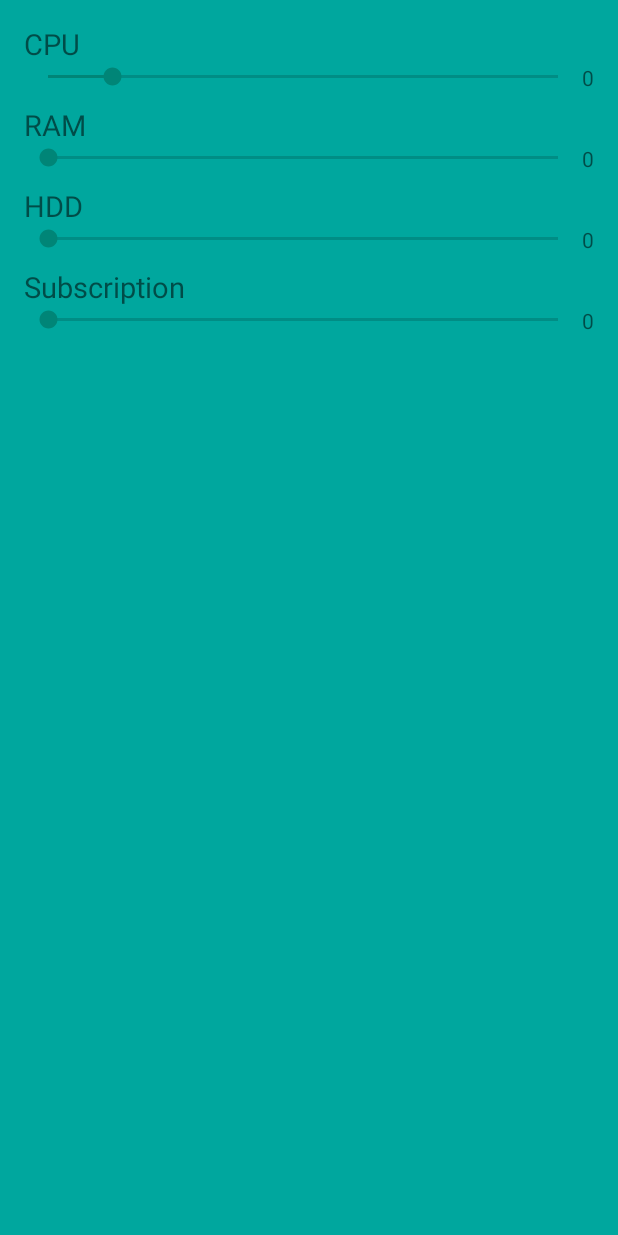
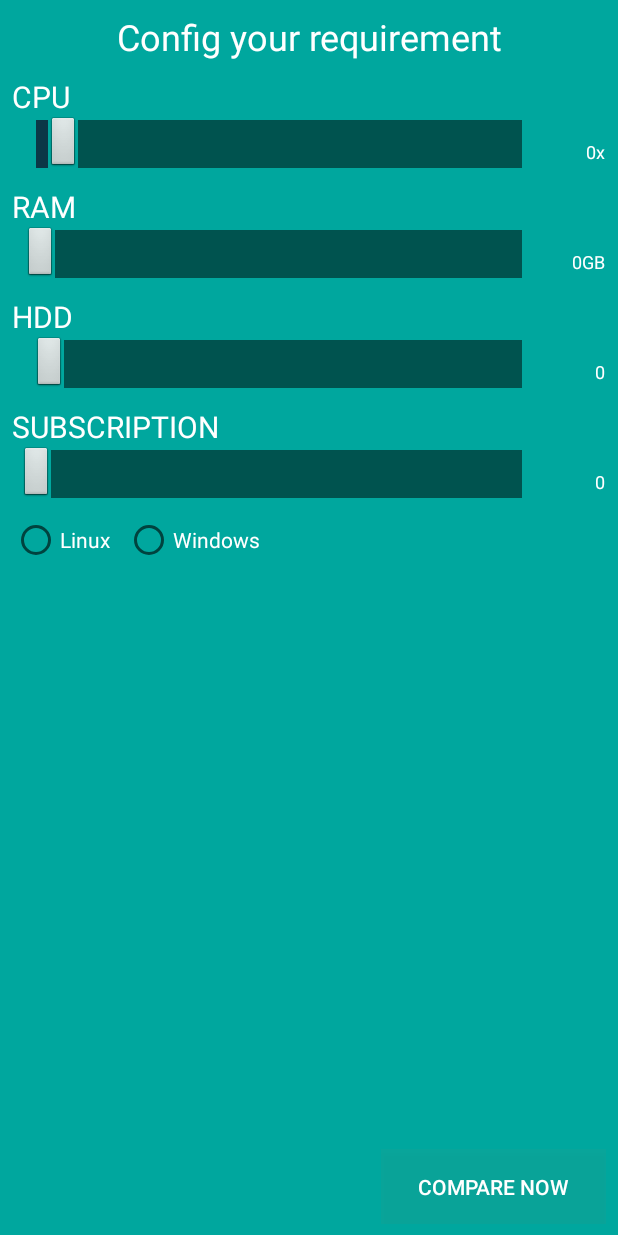
Before and after one commit to rahulz/Cloud-TCO, an Android app: the PublicCloudActivty screen opened directly, with no data from a screen before it, on a phone screen of 412 x 824 dp. Run offline under Robolectric (Android 15) with nearby library versions, the phone set to English and light mode, and no system bars.

Commit message:
ui modified

```diff
--- a/app/src/main/java/com/cloudbia/cloudcompare/activity/PublicCloudActivty.java
+++ b/app/src/main/java/com/cloudbia/cloudcompare/activity/PublicCloudActivty.java
@@ -10,6 +10,7 @@ import android.database.Cursor;
 import android.database.sqlite.SQLiteDatabase;
 import android.os.Bundle;
 import android.util.Log;
+import android.view.View;
 import android.widget.SeekBar;
 import android.widget.TextView;
 
@@ -18,61 +19,77 @@ import java.util.ArrayList;
 
 public class PublicCloudActivty extends FragmentActivity {
 
-    SQLiteDatabase db;
+    private SQLiteDatabase db;
+    private SeekBar seekBarCPU;
+    Integer[] hardsiskValues =new Integer[]{
+            1,10,20,30,40,50,60,70,80,90,100, 150, 200, 250, 300, 350, 400, 450, 500, 550, 600, 650, 700, 750, 800, 850, 900, 950,1024, 2048, 3072, 4096, 5120, 6144, 7168, 8192, 9216, 10240, 11264, 12288, 13312, 14336, 15360, 16384, 17408, 18432, 19456, 20480, 21504, 22528, 23552, 24576, 25600, 26624, 27648, 28672, 29696, 30720, 31744, 32768, 33792, 34816, 35840, 36864, 37888, 38912, 39936, 40960, 41984, 43008, 44032, 45056, 46080, 47104, 48128, 49152
+};
+
     @Override
     protected void onCreate(Bundle savedInstanceState) {
         super.onCreate(savedInstanceState);
         setContentView(R.layout.activity_publiccloud);
-        TextView tvCPU=(TextView) findViewById(R.id.TextViewValue1);
-        TextView tv2=(TextView) findViewById(R.id.TextViewValue2);
-        TextView tv3=(TextView) findViewById(R.id.TextViewValue3);
-        TextView tv4=(TextView) findViewById(R.id.TextViewValue4);
-        final SeekBar seekBarCPU=(SeekBar)findViewById(R.id.seekBar_CPU);
-        SeekBar seekBar2=(SeekBar)findViewById(R.id.SeekBar2);
-        SeekBar seekBar3=(SeekBar)findViewById(R.id.SeekBar3);
-        SeekBar seekBar4=(SeekBar)findViewById(R.id.SeekBar4);
+        TextView tvCPU=(TextView) findViewById(R.id.seekCPU_Value);
+        TextView tvRAM=(TextView) findViewById(R.id.seekRAM_Value);
+        TextView tvHDD=(TextView) findViewById(R.id.seekHDD_Value);
+        TextView tvSUB=(TextView) findViewById(R.id.seekSUB_Value);
+        seekBarCPU=(SeekBar)findViewById(R.id.seekBar_CPU);
+        SeekBar seekBarRAM=(SeekBar)findViewById(R.id.seekBar_RAM);
+        final SeekBar seekBarHDD=(SeekBar)findViewById(R.id.seekBar_HDD);
+        SeekBar seekBarSUB=(SeekBar)findViewById(R.id.seekBar_SUB);
         seekBarCPU.setTag(tvCPU);
-        seekBarCPU.setProgress(0);
-        seekBarCPU.incrementProgressBy(8);
-        seekBarCPU.setMax(64);
+        seekBarCPU.setProgress(1);
+        seekBarCPU.incrementProgressBy(1);
+        seekBarCPU.setMax(36);
 
-        seekBar2.setTag(tv2);
-        seekBar3.setTag(tv3);
-        seekBar4.setTag(tv4);
+        seekBarRAM.setTag(tvRAM);
+        seekBarRAM.setProgress(1);
+        seekBarRAM.incrementProgressBy(1);
+        seekBarRAM.setMax(256);
 
-        SeekBar.OnSeekBarChangeListener ls=new SeekBar.OnSeekBarChangeListener()
+        seekBarHDD.setTag(tvHDD);
+        seekBarHDD.setProgress(1);
+        seekBarHDD.incrementProgressBy(1);
+        seekBarHDD.setMax(hardsiskValues.length);
+
+        seekBarSUB.setTag(tvSUB);
+
+        SeekBar.OnSeekBarChangeListener cpuListener=new SeekBar.OnSeekBarChangeListener()
         {
-
-            public void onStopTrackingTouch(SeekBar bar)
+            public void onStopTrackingTouch(SeekBar bar){}
+            public void onStartTrackingTouch(SeekBar bar){}
+            public void onProgressChanged(SeekBar bar,int progress, boolean paramBoolean)
             {
-                int value = bar.getProgress(); // the value of the seekBar progress
-            }
-
-            public void onStartTrackingTouch(SeekBar bar)
-            {
-
-            }
-
-            public void onProgressChanged(SeekBar bar,
-                                          int progress, boolean paramBoolean)
-            {
-//                progress = progress / 8;
-//                progress = progress * 8;
-                progress = ((int)Math.round(progress/8))*8;
+//                progress = ((int)Math.round(progress/8))*8;
+                progress = ((int) Math.round(progress));
                 seekBarCPU.setProgress(progress);
-                //textview.setText(progress + "");
                 TextView tv=(TextView)  bar.getTag();
-                tv.setText(String.valueOf(progress));
-//                tv.setText("" + paramInt + "%"); // here in textView the percent will be shown
+                tv.setText(String.valueOf(progress)+"x");
             }
         };
-        //Log.e("TEST","TEST");
-        seekBarCPU.setOnSeekBarChangeListener(ls);
+
+        SeekBar.OnSeekBarChangeListener hddListener=new SeekBar.OnSeekBarChangeListener()
+        {
+            public void onStopTrackingTouch(SeekBar bar){}
+            public void onStartTrackingTouch(SeekBar bar){}
+            public void onProgressChanged(SeekBar bar,int progress, boolean paramBoolean)
+            {
+//                progress = ((int)Math.round(progress/8))*8;
+                progress = ((int) Math.round(progress));
+                seekBarHDD.setProgress(progress);
+                TextView tv=(TextView)  bar.getTag();
+                tv.setText(String.valueOf(hardsiskValues[progress])+"GB");
+            }
+        };
+        seekBarCPU.setOnSeekBarChangeListener(cpuListener);
+        seekBarHDD.setOnSeekBarChangeListener(hddListener);
 
 
-        seekBar2.setOnSeekBarChangeListener(ls);
-        seekBar3.setOnSeekBarChangeListener(ls);
-        seekBar4.setOnSeekBarChangeListener(ls);
+
+
+//        seekBar2.setOnSeekBarChangeListener(ls);
+//        seekBar3.setOnSeekBarChangeListener(ls);
+//        seekBar4.setOnSeekBarChangeListener(ls);
 
         String[] projection=new String[]{
                 Plan.PLAN_NAME,
@@ -82,57 +99,24 @@ public class PublicCloudActivty extends FragmentActivity {
         //SELECT MIN(price) FROM data where provider='"+serviceProvider+"' AND cpu>="+cpu+" AND memory>="+memory+" AND hdd>="+hdd+" AND os='"+os
         //String[] s={cpu,memory,hdd,os};
         String[] s={"1","2","10","linux"};
-
-        Plan p=getPlans("1","2","10","linux", 1).get(0);
-        Log.e("-----------","-------------");
-        Log.e("Provider",p.serviceProvider.toString());
-        Log.e("Plan Name",p.planName.toString());
-        Log.e("CPU",p.cpu.toString());
-        Log.e("Memory",p.memory.toString());
-        Log.e("HDD",p.hdd.toString());
-        Log.e("OS",p.os.toString());
-        Log.e("Duration",p.duration.toString());
-        Log.e("Price",p.price.toString());
-
-        p=getPlans("1","2","10","linux", 1).get(1);
-        Log.e("---------","-------");
-        Log.e("Provider",p.serviceProvider.toString());
-        Log.e("Plan Name",p.planName.toString());
-        Log.e("CPU",p.cpu.toString());
-        Log.e("Memory",p.memory.toString());
-        Log.e("HDD",p.hdd.toString());
-        Log.e("OS",p.os.toString());
-        Log.e("Duration",p.duration.toString());
-        Log.e("Price",p.price.toString());
-
-        p=getPlans("1","2","10","linux", 1).get(2);
-        Log.e("-------------","---------------");
-        Log.e("Provider",p.serviceProvider.toString());
-        Log.e("Plan Name",p.planName.toString());
-        Log.e("CPU",p.cpu.toString());
-        Log.e("Memory",p.memory.toString());
-        Log.e("HDD",p.hdd.toString());
-        Log.e("OS",p.os.toString());
-        Log.e("Duration",p.duration.toString());
-        Log.e("Price",p.price.toString());
-
-        p=getPlans("1","2","10","linux", 1).get(3);
-        Log.e("----------------","--------------");
-        Log.e("Provider",p.serviceProvider.toString());
-        Log.e("Plan Name",p.planName.toString());
-        Log.e("CPU",p.cpu.toString());
-        Log.e("Memory",p.memory.toString());
-        Log.e("HDD",p.hdd.toString());
-        Log.e("OS",p.os.toString());
-        Log.e("Duration",p.duration.toString());
-        Log.e("Price",p.price.toString());
+//
+//        Plan p=getPlans("1","2","10","linux", 1).get(0);
+//        Log.e("-----------","-------------");
+//        Log.e("Provider",p.serviceProvider.toString());
+//        Log.e("Plan Name",p.planName.toString());
+//        Log.e("CPU",p.cpu.toString());
+//        Log.e("Memory",p.memory.toString());
+//        Log.e("HDD",p.hdd.toString());
+//        Log.e("OS",p.os.toString());
+//        Log.e("Duration",p.duration.toString());
+//        Log.e("Price",p.price.toString());
 
     }
 
     public ArrayList<Plan> getPlans(String cpu, String memory,String hdd,String os,int duration) {
         ArrayList<Plan> plans=new ArrayList<Plan>();
         String providers[]={"Google","Amazon EC2","Softlayer","HP","Azure"};
-        Cursor resultSet = null;
+        Cursor resultSet;
         for (String provider : providers) {
             Log.i("Provider", provider);
             if(provider.matches("Google")){
@@ -151,6 +135,7 @@ public class PublicCloudActivty extends FragmentActivity {
                     price=price+(12*duration*hdd2*Plan.PLAN_GOOGLE_HDD_PRICE);
                     Plan p=new Plan(provider, planName, os, cpu2, memory2, hdd2, price, duration);
                     plans.add(p);
+                    resultSet.close();
                 } else
                     Log.e("ERROR","NO DATA");
             } else if(provider.matches("Amazon EC2")){
@@ -165,6 +150,7 @@ public class PublicCloudActivty extends FragmentActivity {
                     double price=resultSet.getDouble(resultSet.getColumnIndex(Plan.PRICE))*24*365*duration;
                     Plan p=new Plan(provider, planName, os, cpu2, memory2, hdd2, price, duration);
                     plans.add(p);
+                    resultSet.close();
                 } else
                     Log.e("ERROR","NO DATA");
                 String[] selectionArgs2={provider,cpu,memory,os,"EBS Only",provider,cpu,memory,os,"EBS Only"};
@@ -178,6 +164,7 @@ public class PublicCloudActivty extends FragmentActivity {
                     price2=price2+(12*duration*hdd22*Plan.PLAN_AMAZON_HDD_PRICE);
                     Plan p=new Plan(provider, planName2, os, cpu22, memory22, hdd22, price2, duration);
                     plans.add(p);
+                    resultSet.close();
                 } else
                     Log.e("ERROR","NO DATA");
             } else if(provider.matches("HP")){
@@ -191,6 +178,7 @@ public class PublicCloudActivty extends FragmentActivity {
                     double price=resultSet.getDouble(resultSet.getColumnIndex(Plan.PRICE))*24*365*duration;
                     Plan p=new Plan(provider, planName, os, cpu2, memory2, hdd2, price, duration);
                     plans.add(p);
+                    resultSet.close();
                 } else
                     Log.e("ERROR","NO DATA");
                 //Netmagic and Azure have same data pattern
@@ -205,9 +193,9 @@ public class PublicCloudActivty extends FragmentActivity {
                     double price=resultSet.getDouble(resultSet.getColumnIndex(Plan.PRICE))*24*365*duration;
                     Plan p=new Plan(provider, planName, os, cpu2, memory2, hdd2, price, duration);
                     plans.add(p);
+                    resultSet.close();
                 } else
                     Log.e("ERROR","NO DATA");
-
             }
 
         }
@@ -223,4 +211,6 @@ public class PublicCloudActivty extends FragmentActivity {
         overridePendingTransition(R.anim.slidetop_anim,R.anim.abc_slide_out_top);
     }
 
+    public void CompareAction(View view) {
+    }
 }
--- /dev/null
+++ b/app/src/main/res/drawable/cloud_progress_bar.xml
@@ -0,0 +1,49 @@
+<?xml version="1.0" encoding="utf-8"?>
+<layer-list xmlns:android="http://schemas.android.com/apk/res/android">
+
+    <item android:id="@android:id/background" >
+
+        <shape>
+            <gradient
+                android:startColor="#80000000"
+                android:centerColor="#80000000"
+                android:centerX="1"
+                android:endColor="#80000000"
+                android:angle="0"
+                />
+        </shape>
+    </item>
+    <item android:id="@android:id/secondaryProgress" >
+        <clip android:clipOrientation="horizontal" android:gravity="left" >
+            <shape>
+                <gradient
+                    android:startColor="@color/cloud_custom_blue"
+                    android:centerColor="@color/cloud_custom_blue"
+                    android:centerX="0.75"
+                    android:endColor="@color/cloud_dark_blue"
+                    android:angle="0"
+                    />
+            </shape>
+        </clip>
+    </item>
+
+    <item android:id="@android:id/progress" >
+        <clip android:clipOrientation="horizontal" android:gravity="left" >
+            <shape>
+                <gradient
+                    android:startColor="@color/cloud_custom_blue"
+                    android:centerColor="@color/cloud_custom_blue"
+                    android:centerX="0.75"
+                    android:endColor="@color/cloud_dark_blue"
+                    android:angle="0"
+                    />
+            </shape>
+        </clip>
+    </item>
+    <!--<?xml version="1.0" encoding="utf-8"?>-->
+    <!--<layer-list xmlns:android="http://schemas.android.com/apk/res/android">-->
+    <!--<item android:id="@android:id/background" android:drawable="@android:drawable/spinner_background"></item>-->
+    <!--<item android:id="@android:id/progress" android:drawable="@drawable/search_progress_clip"></item>-->
+    <!--</layer-list>-->
+
+</layer-list>
--- /dev/null
+++ b/app/src/main/res/drawable/progressbar_bg.xml
@@ -0,0 +1,4 @@
+<?xml version="1.0" encoding="utf-8"?>
+<color xmlns:android="http://schemas.android.com/apk/res/android" android:color="#fff">
+
+</color>
--- /dev/null
+++ b/app/src/main/res/drawable/progressbar_status.xml
@@ -0,0 +1,4 @@
+<?xml version="1.0" encoding="utf-8"?>
+<color
+    android:color="#218C8D"
+    xmlns:android="http://schemas.android.com/apk/res/android" />
--- /dev/null
+++ b/app/src/main/res/drawable/search_progress_clip.xml
@@ -0,0 +1,6 @@
+<?xml version="1.0" encoding="utf-8"?>
+<clip xmlns:android="http://schemas.android.com/apk/res/android"
+    android:drawable="@android:drawable/alert_dark_frame"
+    android:clipOrientation="horizontal"
+    android:gravity="left">
+</clip>
--- a/app/src/main/res/layout/activity_publiccloud.xml
+++ b/app/src/main/res/layout/activity_publiccloud.xml
@@ -9,17 +9,28 @@
     android:background="@color/cloud_custom_green"
     tools:context="com.cloudbia.cloudcompare.activity.PublicCloudActivty" >
 
+
+    <TextView
+        android:gravity="center"
+        android:textSize="24dp"
+        android:id="@+id/toplabel"
+        android:textColor="@color/abc_primary_text_disable_only_material_dark"
+        android:text="Config your requirement"
+        android:layout_width="match_parent"
+        android:layout_height="wrap_content" />
+
     <LinearLayout
+        android:gravity="center_vertical"
+        android:layout_marginTop="10dp"
+        android:layout_below="@id/toplabel"
         android:id="@+id/linearLayout1"
         android:layout_width="fill_parent"
-        android:layout_height="fill_parent"
+        android:layout_height="wrap_content"
         android:orientation="vertical" >
 
         <TextView
+            style="@style/seekLabelStyle"
             android:id="@+id/TextView1"
-            android:textSize="19dp"
-            android:layout_width="wrap_content"
-            android:layout_height="wrap_content"
             android:text="CPU" />
 
         <LinearLayout
@@ -27,52 +38,39 @@
             android:layout_height="wrap_content" >
 
             <SeekBar
-
-                android:id="@+id/seekBar_CPU"
-                android:layout_width="match_parent"
-                android:layout_height="wrap_content"
-                android:layout_weight="1"
-                android:paddingBottom="10dp" />
+                style="@style/seekBarStyle"
+                android:id="@+id/seekBar_CPU" />
 
             <TextView
-                android:id="@+id/TextViewValue1"
-                android:layout_width="wrap_content"
-                android:layout_height="wrap_content"
-                android:layout_weight="0"
-                android:text="0" />
+                android:id="@+id/seekCPU_Value"
+                style="@style/seekValueStyle"
+                android:text="0x"
+                 />
         </LinearLayout>
 
         <TextView
             android:id="@+id/TextView03"
-            android:layout_width="wrap_content"
-            android:layout_height="wrap_content"
             android:text="RAM"
-            android:textSize="19dp" />
+            style="@style/seekLabelStyle" />
 
         <LinearLayout
             android:layout_width="fill_parent"
             android:layout_height="wrap_content" >
 
             <SeekBar
-                android:id="@+id/SeekBar2"
-                android:layout_width="match_parent"
-                android:layout_height="wrap_content"
-                android:layout_weight="1"
-                android:paddingBottom="10dp" />
+                android:id="@+id/seekBar_RAM"
+                style="@style/seekBarStyle"
+                />
 
             <TextView
-                android:id="@+id/TextViewValue2"
-                android:layout_width="wrap_content"
-                android:layout_height="wrap_content"
-                android:layout_weight="0"
-                android:text="0" />
+                style="@style/seekValueStyle"
+                android:id="@+id/seekRAM_Value"
+                android:text="0GB" />
         </LinearLayout>
 
         <TextView
             android:id="@+id/TextView02"
-	            android:textSize="19dp"
-            android:layout_width="wrap_content"
-            android:layout_height="wrap_content"
+            style="@style/seekLabelStyle"
             android:text="HDD" />
 
         <LinearLayout
@@ -80,45 +78,67 @@
             android:layout_height="wrap_content" >
 
             <SeekBar
-                android:id="@+id/SeekBar3"
-                android:layout_width="match_parent"
-                android:layout_height="wrap_content"
-                android:layout_weight="1"
-                android:paddingBottom="10dp" />
+                android:id="@+id/seekBar_HDD"
+                style="@style/seekBarStyle"/>
 
             <TextView
-                android:id="@+id/TextViewValue3"
-                android:layout_width="wrap_content"
-                android:layout_height="wrap_content"
-                android:layout_weight="0"
+                android:id="@+id/seekHDD_Value"
+                style="@style/seekValueStyle"
                 android:text="0" />
         </LinearLayout>
 
         <TextView
             android:id="@+id/textView1"
-	            android:textSize="19dp"
-            android:layout_width="wrap_content"
-            android:layout_height="wrap_content"
-            android:text="Subscription" />
+            style="@style/seekLabelStyle"
+	        android:text="Subscription" />
 
         <LinearLayout
             android:layout_width="fill_parent"
             android:layout_height="wrap_content" >
 
             <SeekBar
-                android:id="@+id/SeekBar4"
-                android:layout_width="match_parent"
-                android:layout_height="wrap_content"
-                android:layout_weight="1"
-                android:paddingBottom="10dp" />
+                android:id="@+id/seekBar_SUB"
+                style="@style/seekBarStyle"
+                />
 
             <TextView
-                android:id="@+id/TextViewValue4"
-                android:layout_width="wrap_content"
-                android:layout_height="wrap_content"
-                android:layout_weight="0"
+                android:id="@+id/seekSUB_Value"
+                style="@style/seekValueStyle"
                 android:text="0" />
         </LinearLayout>
+        <RadioGroup
+            android:id="@+id/osSelection"
+            android:orientation="horizontal"
+            android:layout_width="match_parent"
+            android:layout_height="wrap_content">
+            <RadioButton
+                android:text="Linux"
+                android:textColor="#fff"
+                android:layout_width="wrap_content"
+                android:layout_height="wrap_content" />
+            <RadioButton
+                android:layout_marginLeft="10dp"
+                android:text="Windows"
+                android:textColor="#fff"
+                android:layout_width="wrap_content"
+                android:layout_height="wrap_content" />
+            </RadioGroup>
+
+
     </LinearLayout>
 
+    <Button
+        android:textColor="#fff"
+        android:onClick="CompareAction"
+        android:id="@+id/publiccloudImage"
+        android:textAllCaps="true"
+        android:text="Compare Now"
+
+        android:background="#12819461"
+        android:layout_width="150dp"
+        android:layout_height="50dp"
+        android:layout_alignParentBottom="true"
+        android:layout_alignRight="@+id/linearLayout1"
+        android:layout_alignEnd="@+id/linearLayout1" />
+
 </RelativeLayout>
--- /dev/null
+++ b/app/src/main/res/values-v14/styles.xml
@@ -0,0 +1,12 @@
+<?xml version="1.0" encoding="utf-8"?>
+<resources>
+
+    <style name="seekLabelStyle">
+        <item name="android:textAllCaps">true</item>
+        <item name="android:textSize">20sp</item>
+        <item name="android:layout_width">wrap_content</item>
+        <item name="android:layout_height">wrap_content</item>
+        <item name="android:textColor">@color/abc_primary_text_disable_only_material_dark</item>
+
+    </style>
+</resources>
--- a/app/src/main/res/values/dimens.xml
+++ b/app/src/main/res/values/dimens.xml
@@ -1,7 +1,7 @@
 <resources>
 
     <!-- Default screen margins, per the Android Design guidelines. -->
-    <dimen name="activity_horizontal_margin">16dp</dimen>
-    <dimen name="activity_vertical_margin">16dp</dimen>
+    <dimen name="activity_horizontal_margin">8dp</dimen>
+    <dimen name="activity_vertical_margin">8dp</dimen>
 
 </resources>
--- a/app/src/main/res/values/styles.xml
+++ b/app/src/main/res/values/styles.xml
@@ -25,5 +25,31 @@
         <item name="android:layout_marginRight">0dp</item>
     </style>
 
+    <style name="seekBarStyle">
+        <item name="android:progressDrawable">@drawable/cloud_progress_bar</item>
+        <item name="android:thumb">@android:drawable/btn_default_small</item>
+        <item name="android:layout_width">0dp</item>
+        <item name="android:layout_height">wrap_content</item>
+        <item name="android:layout_weight">0.9</item>
+        <item name="android:paddingBottom">10dp</item>
+    </style>
+
+    <style name="seekLabelStyle">
+        <item name="android:textSize">20sp</item>
+        <item name="android:layout_width">wrap_content</item>
+        <item name="android:layout_height">wrap_content</item>
+        <item name="android:textColor">@color/abc_primary_text_disable_only_material_dark</item>
+
+    </style>
+
+    <style name="seekValueStyle">
+        <item name="android:gravity">right|center_vertical</item>
+        <item name="android:textSize">12sp</item>
+        <item name="android:textColor">@color/abc_primary_text_disable_only_material_dark</item>
+        <item name="android:layout_width">0dp</item>
+        <item name="android:layout_height">match_parent</item>
+        <item name="android:layout_weight">0.1</item>
+    </style>
+
 
 </resources>
```
Also changed, not shown: app/src/main/res/drawable-hdpi/ic_launcher.png, app/src/main/res/drawable-mdpi/ic_launcher.png, app/src/main/res/drawable-xhdpi/ic_launcher.png, app/src/main/res/drawable-xxhdpi/ic_launcher.png (added).
